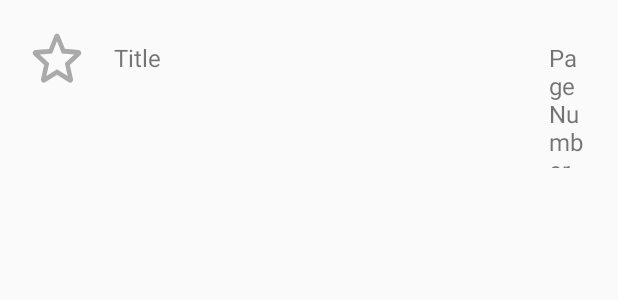
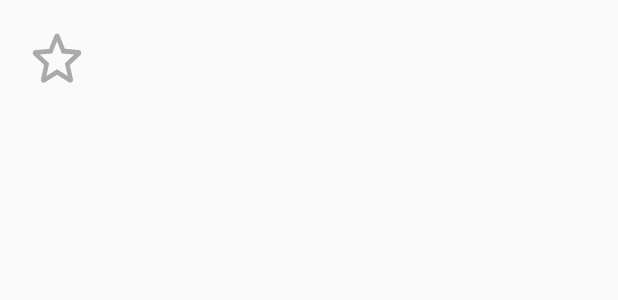
Before and after one commit to Tyranwyn/codex-bruxellensis, an Android app: the layout layout_song_item.xml on its own in the app's theme, with its tools: preview values and no code run, on a phone screen of 412 x 824 dp. Shown: the top 300 px of the screen. Run offline under Robolectric (Android 15) with nearby library versions, the phone set to English and light mode, and no system bars.

Commit message:
removed boilerplate text

```diff
--- a/app/src/main/res/layout/activity_main.xml
+++ b/app/src/main/res/layout/activity_main.xml
@@ -35,7 +35,6 @@
             android:id="@+id/button"
             android:layout_width="wrap_content"
             android:layout_height="wrap_content"
-            android:text="Button"
             android:layout_gravity="end|bottom"
             android:layout_marginBottom="30dp"
             android:layout_marginEnd="30dp"/>
--- a/app/src/main/res/layout/layout_song_item.xml
+++ b/app/src/main/res/layout/layout_song_item.xml
@@ -16,16 +16,14 @@
         android:id="@+id/listTitle"
         android:layout_width="0dp"
         android:layout_height="wrap_content"
-        android:text="Title"
         android:textSize="16sp"
         android:layout_weight=".80"
-        android:paddingLeft="15dp"/>
+        android:paddingStart="15dp"/>
 
     <TextView
         android:id="@+id/listPageNumber"
         android:layout_width="0dp"
         android:layout_height="wrap_content"
-        android:text="Page Number"
         android:textSize="16sp"
         android:layout_weight=".08"/>
 
```
Also changed, not shown: app/src/main/res/layout/activity_song_detail.xml (+7 -15 lines).
